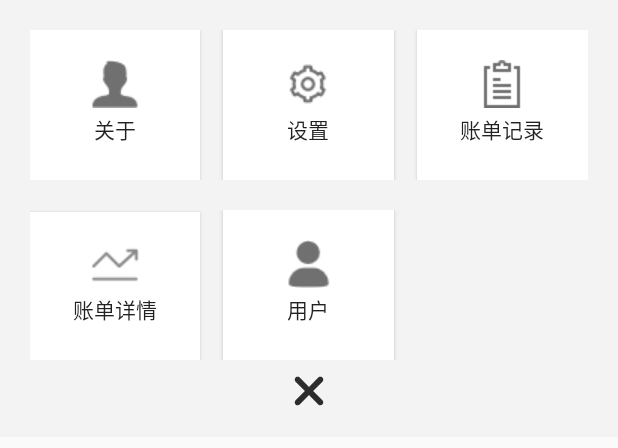
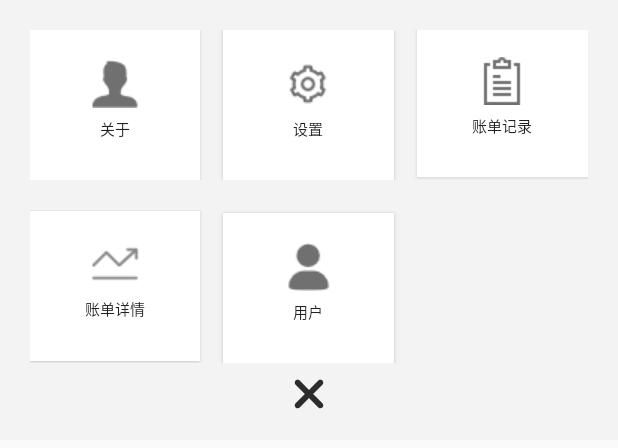
Before and after one commit to LumineSakura/Financial-ledger, an Android app: the layout dialog_more.xml on its own in the app's theme, with its tools: preview values and no code run, on a phone screen of 412 x 824 dp. Shown: the top 448 px of the screen. Run offline under Robolectric (Android 15) with nearby library versions, the phone set to English and light mode, and no system bars.

Commit message:
时间久了，再次更新一下

```diff
--- a/app/src/main/java/com/sakura/tally/utils/MoreDialog.java
+++ b/app/src/main/java/com/sakura/tally/utils/MoreDialog.java
@@ -20,6 +20,7 @@ import android.widget.ImageView;
 
 import androidx.annotation.NonNull;
 
+import com.sakura.tally.AboutActivity;
 import com.sakura.tally.HistoryActivity;
 import com.sakura.tally.MonthChartActivity;
 import com.sakura.tally.R;
@@ -65,7 +66,7 @@ public class MoreDialog extends Dialog implements View.OnClickListener {
     public void onClick(View v) {
         Intent intent = new Intent();
         if (v.getId() == R.id.dialog_more_btn_about) {
-            intent.setClass(getContext(), UserActivity.class);
+            intent.setClass(getContext(), AboutActivity.class);
             getContext().startActivity(intent);
         } else if (v.getId() == R.id.dialog_more_btn_setting) {
             intent.setClass(getContext(), SettingActivity.class);
--- a/app/src/main/res/layout/dialog_more.xml
+++ b/app/src/main/res/layout/dialog_more.xml
@@ -14,6 +14,8 @@
         <Button
             android:id="@+id/dialog_more_btn_about"
             style="@style/dialogmoreStyle"
+            android:textSize="10dp"
+
             android:drawableTop="@mipmap/it_guanyu"
             android:text="@string/about" />
 
@@ -22,12 +24,16 @@
             style="@style/dialogmoreStyle"
             android:layout_marginLeft="15dp"
             android:layout_marginRight="15dp"
+            android:textSize="10dp"
+
             android:drawableTop="@mipmap/it_shezhi"
             android:text="@string/setting" />
 
         <Button
             android:id="@+id/dialog_more_btn_record"
             style="@style/dialogmoreStyle"
+            android:layout_marginTop="-2dp"
+            android:textSize="10dp"
             android:drawableTop="@mipmap/it_jilu"
             android:text="@string/history_record" />
     </LinearLayout>
@@ -42,6 +48,8 @@
         <Button
             android:id="@+id/dialog_more_btn_info"
             style="@style/dialogmoreStyle"
+            android:textSize="10dp"
+
             android:drawableTop="@mipmap/it_xiqing"
             android:text="@string/account_info" />
 
@@ -49,6 +57,8 @@
             android:id="@+id/dialog_more_btn_user"
             style="@style/dialogmoreStyle"
             android:layout_marginLeft="15dp"
+            android:layout_marginTop="2dp"
+            android:textSize="10dp"
             android:layout_marginRight="15dp"
             android:drawableTop="@mipmap/it_user"
             android:text="@string/user" />
--- a/app/src/main/res/values/colors.xml
+++ b/app/src/main/res/values/colors.xml
@@ -2,7 +2,7 @@
 <resources>
     <color name="colorPrimary">#008577</color>
     <color name="colorPrimaryDark">#00574B</color>
-    <color name="colorAccent">#D81B60</color>
+    <color name="colorAccent">#FFA9C8</color>
     <color name="black">#000000</color>
     <color name="grey_f3f3f3">#f3f3f3</color>
     <color name="grey_7D7D7D">#7D7D7D</color>
--- a/gradle.properties
+++ b/gradle.properties
@@ -19,3 +19,4 @@ android.useAndroidX=true
 # resources declared in the library itself and none from the library's dependencies,
 # thereby reducing the size of the R class for that library
 android.nonTransitiveRClass=true
+android.enableBuildCache=false
```
